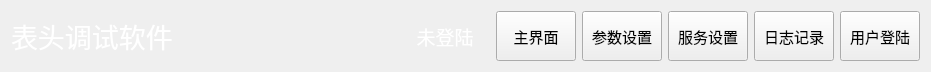
Before: the Qt Designer form PDU-MonitorDebug/navbarwid.ui in ChinaClever/PDU-MonitorDebug, drawn with Qt 5.
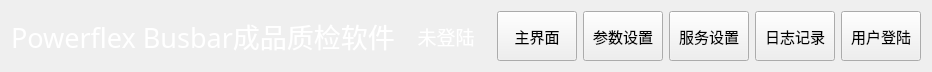
After: the same form once the commit is applied.

What changed in the file:
```diff
--- a/PDU-MonitorDebug/navbarwid.ui
+++ b/PDU-MonitorDebug/navbarwid.ui
@@ -115,7 +115,7 @@
       <string notr="true">color: rgb(255, 255, 255);</string>
      </property>
      <property name="text">
-      <string>表头调试软件</string>
+      <string>Powerflex Busbar成品质检软件</string>
      </property>
     </widget>
    </item>
```
